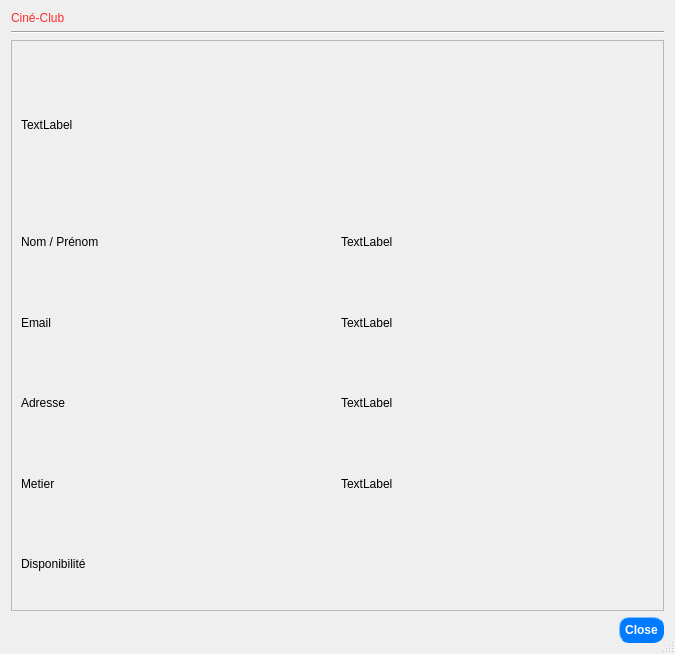
First picture: the form in UI/UIs/info_event_dialog.ui, repository CGHoussem/CinemaClubEventsManagement, before the edit.
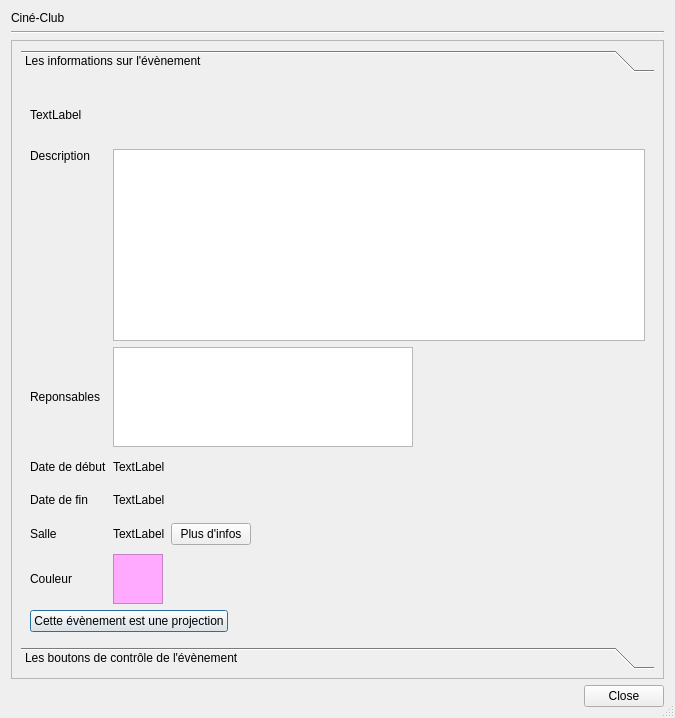
Second picture: the form after the edit.

The edit to the form file:
```diff
--- a/UI/UIs/info_event_dialog.ui
+++ b/UI/UIs/info_event_dialog.ui
@@ -7,7 +7,7 @@
     <x>0</x>
     <y>0</y>
     <width>675</width>
-    <height>654</height>
+    <height>718</height>
    </rect>
   </property>
   <property name="minimumSize">
@@ -20,43 +20,7 @@
    <string>Détails d'un évènement</string>
   </property>
   <property name="styleSheet">
-   <string notr="true">QLabel#titre{ 
-	font: 28pt &quot;Lucida Calligraphy&quot;;
-	color: rgb(255, 44, 47)
-}
-QLabel#authentification_label{
-	font: bold
-}
-QPushButton {
-	color: #fff;
-	background-color: #007bff;
-	border-style: outset;
-	border-width: 1px;
-	border-radius: 10px;
-	border-color: #007bff;
-	font: bold 12px;
-	padding: 5px;
-}
-QPushButton:hover {
-	background-color: #0069d9;
-	border-color: #0062cc
-}
-QPushButton#detailsEventBtn {
-	background-color: #17a2b8;
-	border-color: #17a2b8;
-}
-QPushButton:hover#detailsEventBtn {
-	background-color: #138496;
-	border-color: #117a8b;
-}
-QLineEdit, QTextEdit, QListWidget, QComboBox {
-	color: #495057;
-	background-color: #fff;
-	border: 1px solid #ced4da;
-	border-radius: 2px;
-	padding: 4 1px;
-}
-</string>
+   <string notr="true"/>
   </property>
   <property name="sizeGripEnabled">
    <bool>true</bool>
@@ -105,43 +69,47 @@
         <x>0</x>
         <y>0</y>
         <width>655</width>
-        <height>539</height>
+        <height>641</height>
        </rect>
       </property>
-      <layout class="QGridLayout" name="gridLayout_4" rowstretch="0">
+      <layout class="QGridLayout" name="gridLayout_4" rowstretch="0,0">
+       <item row="1" column="0">
+        <widget class="QToolBox" name="toolBox">
+         <property name="currentIndex">
+          <number>0</number>
+         </property>
+         <widget class="QWidget" name="info_page">
+          <property name="geometry">
+           <rect>
+            <x>0</x>
+            <y>0</y>
+            <width>637</width>
+            <height>569</height>
+           </rect>
+          </property>
+          <attribute name="label">
+           <string>Les informations sur l'évènement</string>
+          </attribute>
+          <layout class="QGridLayout" name="gridLayout">
        <item row="0" column="0">
         <layout class="QGridLayout" name="add_event_layout">
          <property name="sizeConstraint">
           <enum>QLayout::SetDefaultConstraint</enum>
          </property>
-         <item row="0" column="0" rowspan="2" colspan="2">
-          <widget class="QLabel" name="identifiant_utilisateur_value">
-           <property name="styleSheet">
-            <string notr="true">font: 14pt &quot;Arial&quot;;</string>
-           </property>
+             <item row="5" column="1">
+              <widget class="QLabel" name="date_fin_evenement_value">
            <property name="text">
             <string>TextLabel</string>
            </property>
           </widget>
          </item>
-         <item row="2" column="1">
-          <widget class="QLabel" name="label_4">
-           <property name="text">
-            <string>TextLabel</string>
-           </property>
-          </widget>
-         </item>
-         <item row="4" column="0">
-          <widget class="QLabel" name="date_debut_label">
-           <property name="text">
-            <string>Adresse</string>
-           </property>
-          </widget>
-         </item>
-         <item row="2" column="0">
+             <item row="2" column="0" alignment="Qt::AlignTop">
           <widget class="QLabel" name="description_evenement_label">
            <property name="text">
-            <string>Nom / Prénom</string>
+                <string>Description</string>
+               </property>
+               <property name="buddy">
+                <cstring>description_evenement_value</cstring>
            </property>
           </widget>
          </item>
@@ -152,42 +120,265 @@
            </property>
           </widget>
          </item>
-         <item row="3" column="1">
-          <widget class="QLabel" name="label_5">
+             <item row="8" column="0" colspan="2" alignment="Qt::AlignLeft">
+              <widget class="QPushButton" name="projection_evenement_btn">
+               <property name="sizePolicy">
+                <sizepolicy hsizetype="Fixed" vsizetype="Fixed">
+                 <horstretch>0</horstretch>
+                 <verstretch>0</verstretch>
+                </sizepolicy>
+               </property>
            <property name="text">
-            <string>TextLabel</string>
+                <string>Cette évènement est une projection</string>
+               </property>
+              </widget>
+             </item>
+             <item row="6" column="0">
+              <widget class="QLabel" name="salle_label">
+               <property name="text">
+                <string>Salle</string>
+               </property>
+               <property name="buddy">
+                <cstring>salle_info_btn</cstring>
            </property>
           </widget>
          </item>
          <item row="5" column="0">
           <widget class="QLabel" name="date_fin_label">
            <property name="text">
-            <string>Metier</string>
+                <string>Date de fin</string>
            </property>
           </widget>
          </item>
-         <item row="5" column="1">
-          <widget class="QLabel" name="date_fin_evenement_value">
+             <item row="4" column="0">
+              <widget class="QLabel" name="date_debut_label">
            <property name="text">
-            <string>TextLabel</string>
+                <string>Date de début</string>
            </property>
           </widget>
          </item>
          <item row="3" column="0">
           <widget class="QLabel" name="responsables_label">
            <property name="text">
-            <string>Email</string>
-           </property>
-          </widget>
-         </item>
-         <item row="6" column="0">
-          <widget class="QLabel" name="salle_label">
+                <string>Reponsables</string>
+               </property>
+               <property name="buddy">
+                <cstring>responsable_list_widget</cstring>
+               </property>
+              </widget>
+             </item>
+             <item row="7" column="0">
+              <widget class="QLabel" name="event_color_label">
            <property name="text">
-            <string>Disponibilité</string>
+                <string>Couleur</string>
            </property>
           </widget>
          </item>
-        </layout>
+             <item row="7" column="1">
+              <widget class="QFrame" name="color_evenement_frame">
+               <property name="sizePolicy">
+                <sizepolicy hsizetype="Fixed" vsizetype="Preferred">
+                 <horstretch>0</horstretch>
+                 <verstretch>0</verstretch>
+                </sizepolicy>
+               </property>
+               <property name="minimumSize">
+                <size>
+                 <width>50</width>
+                 <height>50</height>
+                </size>
+               </property>
+               <property name="styleSheet">
+                <string notr="true">background-color: rgb(255, 170, 255)</string>
+               </property>
+               <property name="frameShape">
+                <enum>QFrame::StyledPanel</enum>
+               </property>
+               <property name="frameShadow">
+                <enum>QFrame::Raised</enum>
+               </property>
+              </widget>
+             </item>
+             <item row="0" column="0" rowspan="2" colspan="2">
+              <widget class="QLabel" name="nom_evenement_value">
+               <property name="styleSheet">
+                <string notr="true">font: 14pt &quot;Arial&quot;;</string>
+               </property>
+               <property name="text">
+                <string>TextLabel</string>
+               </property>
+              </widget>
+             </item>
+             <item row="3" column="1">
+              <widget class="QListWidget" name="responsable_list_widget">
+               <property name="sizePolicy">
+                <sizepolicy hsizetype="Expanding" vsizetype="Fixed">
+                 <horstretch>0</horstretch>
+                 <verstretch>0</verstretch>
+                </sizepolicy>
+               </property>
+               <property name="maximumSize">
+                <size>
+                 <width>300</width>
+                 <height>100</height>
+                </size>
+               </property>
+              </widget>
+             </item>
+             <item row="6" column="1" alignment="Qt::AlignLeft">
+              <widget class="QWidget" name="salle_container" native="true">
+               <layout class="QHBoxLayout" name="horizontalLayout" stretch="0,1">
+                <property name="leftMargin">
+                 <number>0</number>
+                </property>
+                <property name="topMargin">
+                 <number>0</number>
+                </property>
+                <property name="rightMargin">
+                 <number>0</number>
+                </property>
+                <property name="bottomMargin">
+                 <number>0</number>
+                </property>
+                <item>
+                 <widget class="QLabel" name="salle_label_value">
+                  <property name="sizePolicy">
+                   <sizepolicy hsizetype="Fixed" vsizetype="Preferred">
+                    <horstretch>0</horstretch>
+                    <verstretch>0</verstretch>
+                   </sizepolicy>
+                  </property>
+                  <property name="text">
+                   <string>TextLabel</string>
+                  </property>
+                  <property name="buddy">
+                   <cstring>salle_info_btn</cstring>
+                  </property>
+                 </widget>
+                </item>
+                <item alignment="Qt::AlignLeft">
+                 <widget class="QPushButton" name="salle_info_btn">
+                  <property name="sizePolicy">
+                   <sizepolicy hsizetype="Fixed" vsizetype="Fixed">
+                    <horstretch>0</horstretch>
+                    <verstretch>0</verstretch>
+                   </sizepolicy>
+                  </property>
+                  <property name="text">
+                   <string>Plus d'infos</string>
+                  </property>
+                 </widget>
+                </item>
+               </layout>
+              </widget>
+             </item>
+             <item row="2" column="1">
+              <widget class="QTextBrowser" name="description_evenement_value">
+               <property name="sizePolicy">
+                <sizepolicy hsizetype="Expanding" vsizetype="Fixed">
+                 <horstretch>0</horstretch>
+                 <verstretch>0</verstretch>
+                </sizepolicy>
+               </property>
+               <property name="maximumSize">
+                <size>
+                 <width>16777215</width>
+                 <height>250</height>
+                </size>
+               </property>
+               <property name="readOnly">
+                <bool>true</bool>
+               </property>
+              </widget>
+             </item>
+            </layout>
+           </item>
+          </layout>
+         </widget>
+         <widget class="QWidget" name="dashboard_page">
+          <property name="geometry">
+           <rect>
+            <x>0</x>
+            <y>0</y>
+            <width>637</width>
+            <height>531</height>
+           </rect>
+          </property>
+          <attribute name="label">
+           <string>Les boutons de contrôle de l'évènement</string>
+          </attribute>
+          <layout class="QFormLayout" name="formLayout">
+           <item row="0" column="0">
+            <widget class="QLabel" name="reserver_salle_lable">
+             <property name="text">
+              <string>Réservation de la salle</string>
+             </property>
+            </widget>
+           </item>
+           <item row="0" column="1">
+            <widget class="QCheckBox" name="reserver_salle_checkbox">
+             <property name="text">
+              <string>Réserver?</string>
+             </property>
+            </widget>
+           </item>
+           <item row="1" column="0">
+            <widget class="QLabel" name="invites_label">
+             <property name="text">
+              <string>Les invités</string>
+             </property>
+            </widget>
+           </item>
+           <item row="1" column="1">
+            <widget class="QCheckBox" name="invites_disponbile_checkbox">
+             <property name="text">
+              <string>Disponible?</string>
+             </property>
+            </widget>
+           </item>
+           <item row="2" column="0">
+            <widget class="QLabel" name="amuses_bouches_label">
+             <property name="text">
+              <string>Amuses bouches</string>
+             </property>
+            </widget>
+           </item>
+           <item row="2" column="1">
+            <widget class="QCheckBox" name="amuse_bouches_checkbox">
+             <property name="text">
+              <string>Disponible?</string>
+             </property>
+            </widget>
+           </item>
+           <item row="3" column="0">
+            <widget class="QLabel" name="gerer_evenement_label">
+             <property name="text">
+              <string>Gérer l'évènement</string>
+             </property>
+            </widget>
+           </item>
+           <item row="3" column="1">
+            <widget class="QPushButton" name="prendre_charge_btn">
+             <property name="sizePolicy">
+              <sizepolicy hsizetype="Fixed" vsizetype="Fixed">
+               <horstretch>0</horstretch>
+               <verstretch>0</verstretch>
+              </sizepolicy>
+             </property>
+             <property name="minimumSize">
+              <size>
+               <width>200</width>
+               <height>0</height>
+              </size>
+             </property>
+             <property name="text">
+              <string>Prendre en charge</string>
+             </property>
+            </widget>
+           </item>
+          </layout>
+         </widget>
+        </widget>
        </item>
       </layout>
      </widget>
```
Left out of the diff: 4 changed lines with no effect on the pictures. Lines whose indentation alone changed are shown as unchanged.
